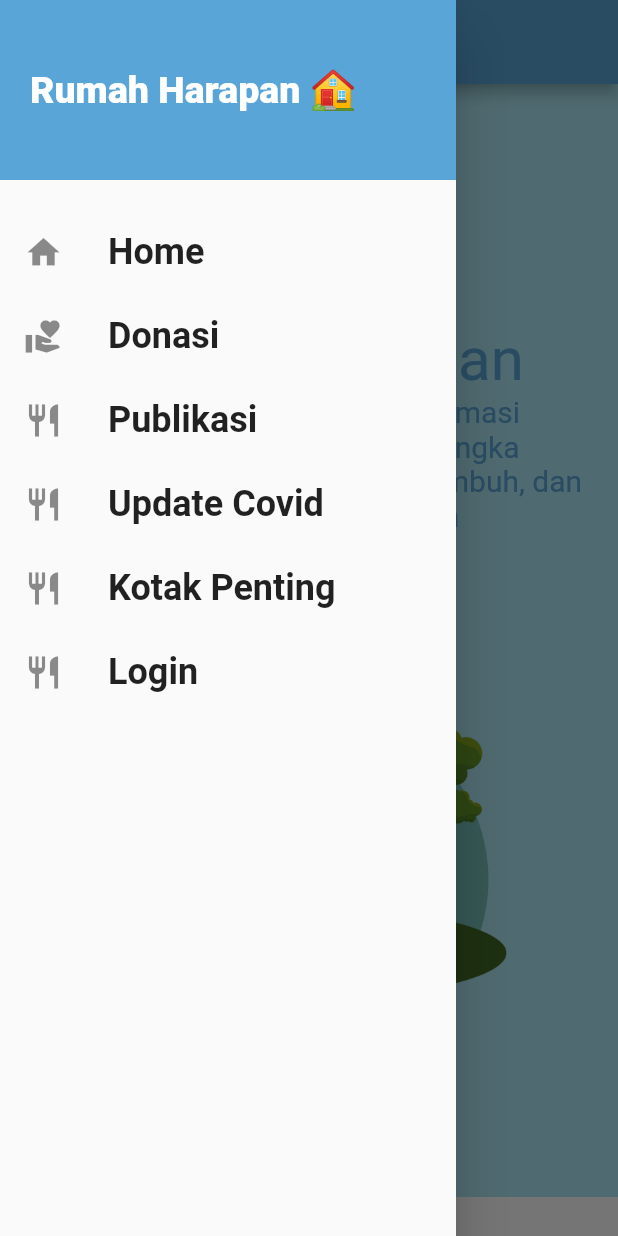
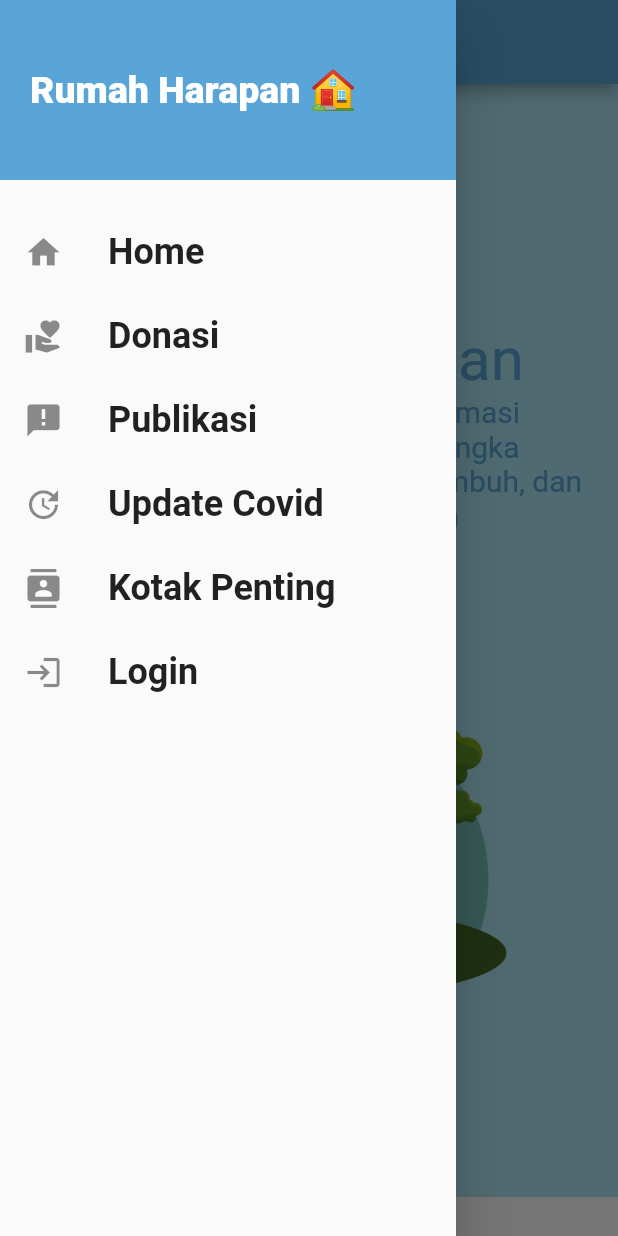
Before and after one commit to zuhalal/rumah-harapan-mobile, a Flutter app: the screen it shows after launch, with the side drawer open, on a phone screen of 412 x 824 dp. Run offline on Flutter 3.47's test engine with Material 2 defaults, Android fonts, the light colour scheme and no system bars; our stand-ins replace carousel_slider, shared_preferences; Roboto replaces fonts that are missing (RobotoCondensed).

Commit message:
add icons drawer

```diff
--- a/lib/widgets/main_drawer.dart
+++ b/lib/widgets/main_drawer.dart
@@ -48,16 +48,16 @@ class MainDrawer extends StatelessWidget {
           buildListTile('Donasi', Icons.volunteer_activism, () {
             Navigator.pushNamed(context, '/donasi');
           }),
-          buildListTile('Publikasi', Icons.restaurant, () {
+          buildListTile('Publikasi', Icons.announcement, () {
             Navigator.pop(context);
           }),
-          buildListTile('Update Covid', Icons.restaurant, () {
+          buildListTile('Update Covid', Icons.update, () {
             Navigator.pop(context);
           }),
-          buildListTile('Kotak Penting', Icons.restaurant, () {
+          buildListTile('Kotak Penting', Icons.contacts, () {
             Navigator.pop(context);
           }),
-          buildListTile('Login', Icons.restaurant, () {
+          buildListTile('Login', Icons.login, () {
             Navigator.pop(context);
             Navigator.pushNamed(context, "/login_screen");
           }),
```
Also changed, not shown: lib/widgets/main_drawer_login.dart (+4 -4 lines).
